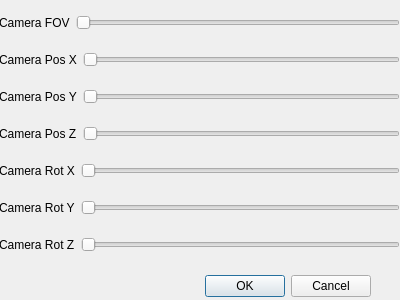
Above: View/editcameradialog.ui from ddalcino/Modeler3D before the change. Below: the same form after it.
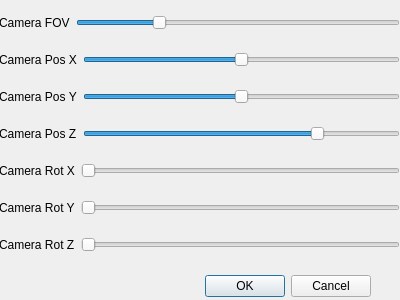
That is the form after the change.

```diff
--- a/View/editcameradialog.ui
+++ b/View/editcameradialog.ui
@@ -53,6 +53,15 @@
       </item>
       <item>
        <widget class="QSlider" name="hSliderFOV">
+        <property name="minimum">
+         <number>1</number>
+        </property>
+        <property name="maximum">
+         <number>180</number>
+        </property>
+        <property name="value">
+         <number>45</number>
+        </property>
         <property name="orientation">
          <enum>Qt::Horizontal</enum>
         </property>
@@ -71,6 +80,12 @@
       </item>
       <item>
        <widget class="QSlider" name="hSliderPosX">
+        <property name="minimum">
+         <number>-1000</number>
+        </property>
+        <property name="maximum">
+         <number>1000</number>
+        </property>
         <property name="orientation">
          <enum>Qt::Horizontal</enum>
         </property>
@@ -89,6 +104,12 @@
       </item>
       <item>
        <widget class="QSlider" name="hSliderPosY">
+        <property name="minimum">
+         <number>-1000</number>
+        </property>
+        <property name="maximum">
+         <number>1000</number>
+        </property>
         <property name="orientation">
          <enum>Qt::Horizontal</enum>
         </property>
@@ -107,6 +128,15 @@
       </item>
       <item>
        <widget class="QSlider" name="hSliderPosZ">
+        <property name="minimum">
+         <number>-1000</number>
+        </property>
+        <property name="maximum">
+         <number>0</number>
+        </property>
+        <property name="value">
+         <number>-250</number>
+        </property>
         <property name="orientation">
          <enum>Qt::Horizontal</enum>
         </property>
```
